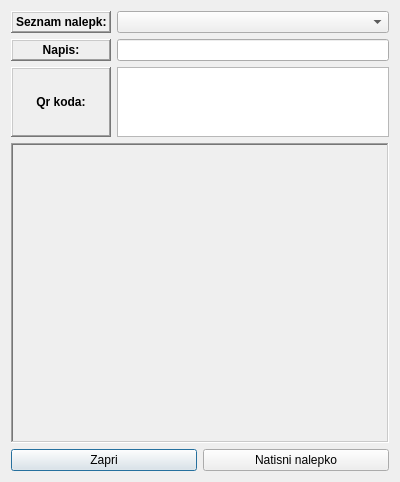
Above: novanalepka.ui from nejcSedo/PrintNalepk before the change. Below: the same form after it.
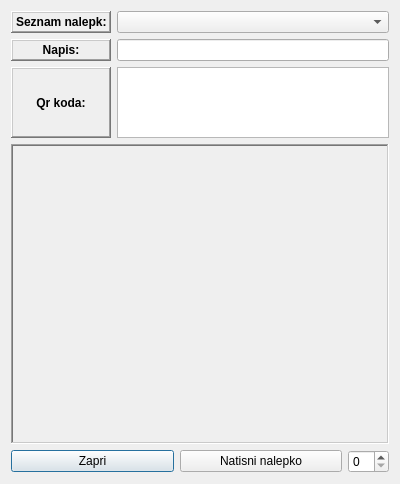
That is the form after the change.

The edit to the form file:
```diff
--- a/novanalepka.ui
+++ b/novanalepka.ui
@@ -7,7 +7,7 @@
     <x>0</x>
     <y>0</y>
     <width>400</width>
-    <height>456</height>
+    <height>484</height>
    </rect>
   </property>
   <property name="windowTitle">
@@ -184,6 +184,16 @@
        </property>
       </widget>
      </item>
+     <item>
+      <widget class="QSpinBox" name="spinBox_kopijePrint">
+       <property name="sizePolicy">
+        <sizepolicy hsizetype="Maximum" vsizetype="Fixed">
+         <horstretch>0</horstretch>
+         <verstretch>0</verstretch>
+        </sizepolicy>
+       </property>
+      </widget>
+     </item>
     </layout>
    </item>
   </layout>
```
